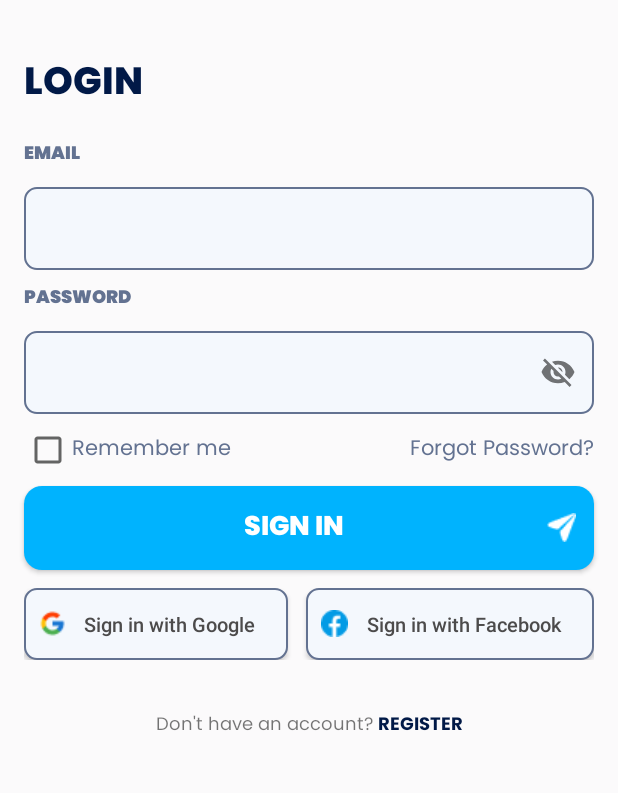
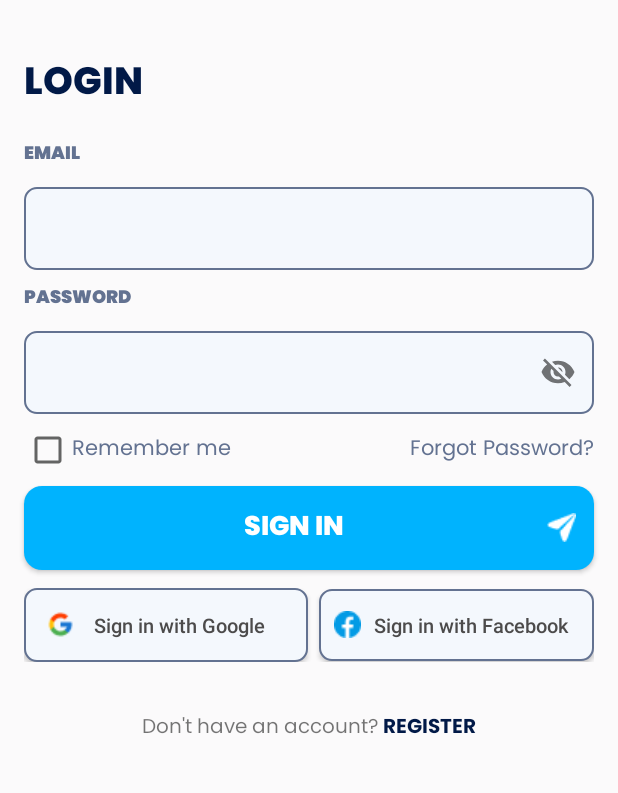
Before and after one commit to irishmicoletcando/h2gether-mobile-app, an Android app: the screen it shows after launch (MainActivity), on a phone screen of 412 x 824 dp, the part 215-1008 px from its top. Run offline under Robolectric (Android 15) with nearby library versions, the phone set to English and light mode, and no system bars; our stand-ins replace Firebase (no records; nobody signed in at launch, a user with empty details on screens opened directly).

Commit message:
Adjust spacing

```diff
--- a/app/src/main/res/layout/activity_main.xml
+++ b/app/src/main/res/layout/activity_main.xml
@@ -4,9 +4,6 @@
     xmlns:tools="http://schemas.android.com/tools"
     android:layout_width="match_parent"
     android:layout_height="match_parent"
-    android:layout_marginLeft="15dp"
-    android:layout_marginTop="16dp"
-    android:layout_marginRight="15dp"
     android:background="#FBFAFB"
     tools:context=".MainActivity">
 
@@ -17,7 +14,7 @@
         android:layout_marginTop="88dp"
         android:orientation="horizontal"
         app:layout_constraintEnd_toEndOf="parent"
-        app:layout_constraintHorizontal_bias="0.0"
+
         app:layout_constraintStart_toStartOf="parent"
         app:layout_constraintTop_toTopOf="parent">
 
@@ -198,10 +195,10 @@
             android:id="@+id/btn_google"
             android:layout_width="wrap_content"
             android:layout_height="wrap_content"
-            android:layout_weight="1"
+            android:layout_weight="1.75"
             android:background="@drawable/edittext_border"
             android:drawableLeft="@drawable/google_logo"
-            android:padding="10dp"
+            android:padding="15dp"
             android:text="Sign in with Google"
             android:textAllCaps="false"
             android:textColor="#4C4B4B"
@@ -245,7 +242,7 @@
             android:layout_height="wrap_content"
             android:fontFamily="@font/poppins"
             android:text="Don't have an account? "
-            android:textSize="12sp" />
+            android:textSize="13sp" />
 
         <!-- Register button-->
         <TextView
@@ -257,7 +254,7 @@
             android:text="REGISTER"
             android:textAlignment="textStart"
             android:textColor="#011947"
-            android:textSize="12sp" />
+            android:textSize="13sp" />
     </LinearLayout>
 
     <androidx.constraintlayout.widget.Guideline
```
